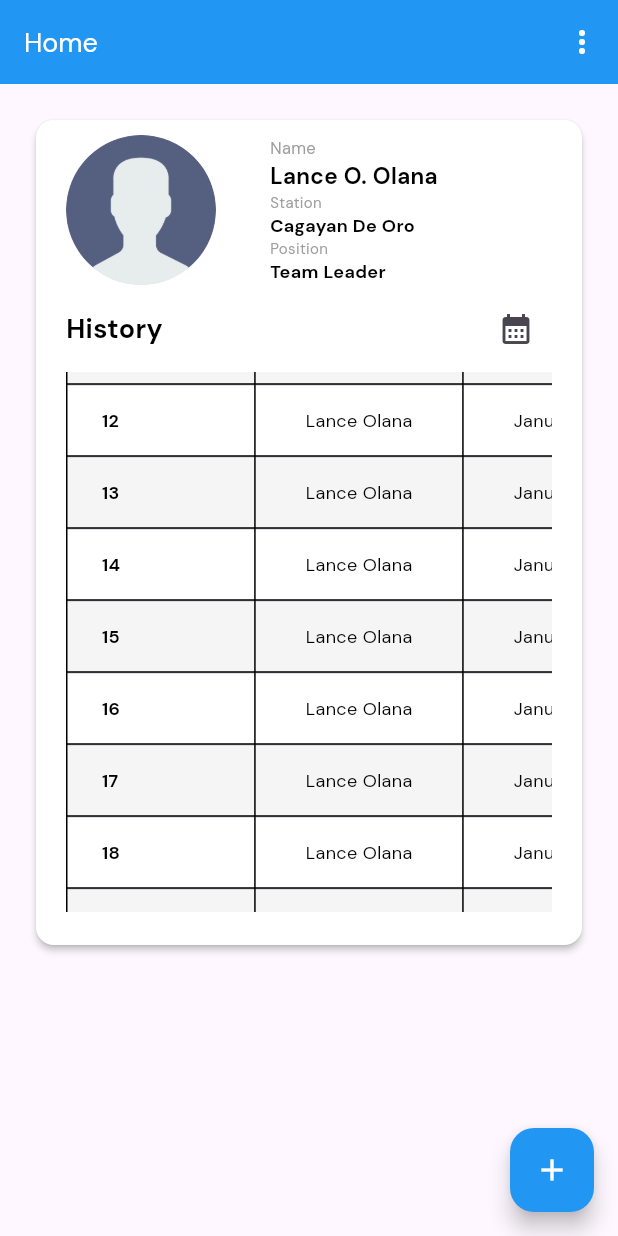
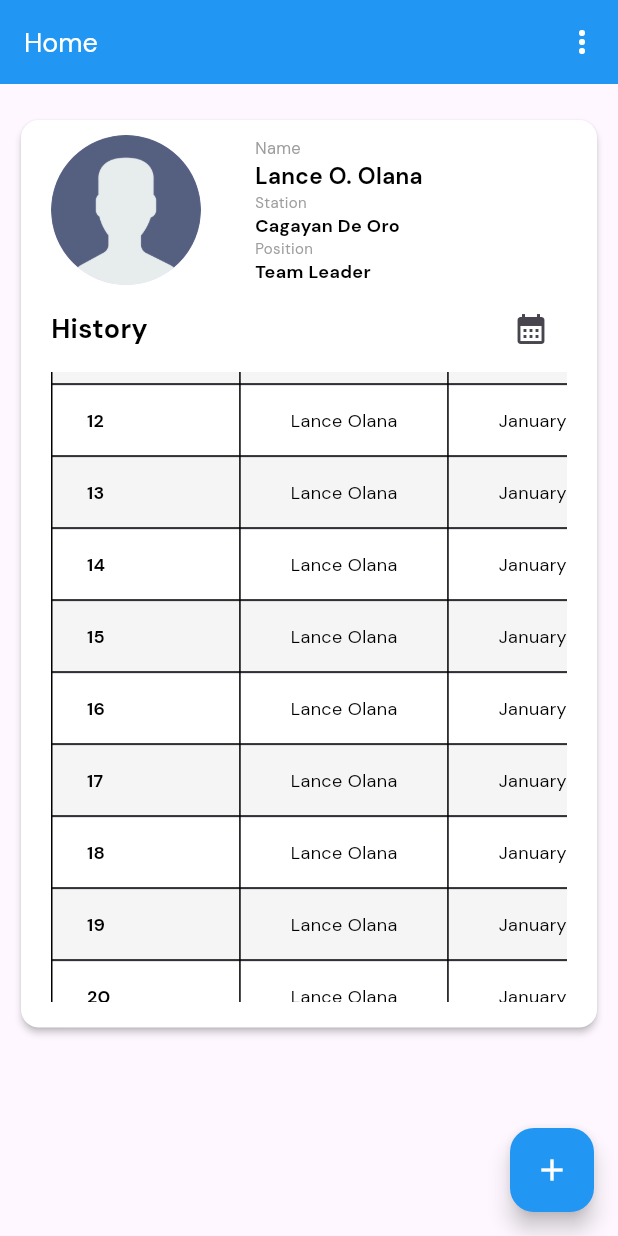
Before and after one commit to lansoyyy/ntt_enforcerapp, a Flutter app: the HomeScreen screen opened directly, scrolled down 576 dp, on a phone screen of 412 x 824 dp. Run offline on Flutter 3.47's test engine with Material 3 defaults, Android fonts, the phone set to English and light mode, and no system bars; our stand-ins replace fluttertoast.

Commit message:
added ui adjustments

```diff
--- a/lib/main.dart
+++ b/lib/main.dart
@@ -13,7 +13,7 @@ class MyApp extends StatelessWidget {
   @override
   Widget build(BuildContext context) {
     return const MaterialApp(
-      home: HomeScreen(),
+      home: LoginScreen(),
     );
   }
 }
--- a/lib/screens/home_screen.dart
+++ b/lib/screens/home_screen.dart
@@ -104,7 +104,7 @@ class _HomeScreenState extends State<HomeScreen> {
         ],
       ),
       body: Padding(
-        padding: const EdgeInsets.all(20.0),
+        padding: const EdgeInsets.fromLTRB(10, 20, 10, 20),
         child: Column(
           crossAxisAlignment: CrossAxisAlignment.start,
           children: [
@@ -113,7 +113,7 @@ class _HomeScreenState extends State<HomeScreen> {
               elevation: 2,
               child: SizedBox(
                 width: double.infinity,
-                height: 550,
+                height: 605,
                 child: Padding(
                   padding: const EdgeInsets.fromLTRB(20, 10, 20, 10),
                   child: Column(
@@ -218,7 +218,7 @@ class _HomeScreenState extends State<HomeScreen> {
                       SingleChildScrollView(
                         scrollDirection: Axis.horizontal,
                         child: SizedBox(
-                          height: 360,
+                          height: 420,
                           child: SingleChildScrollView(
                             child: DataTable(
                                 columnSpacing: 67.5,
```
